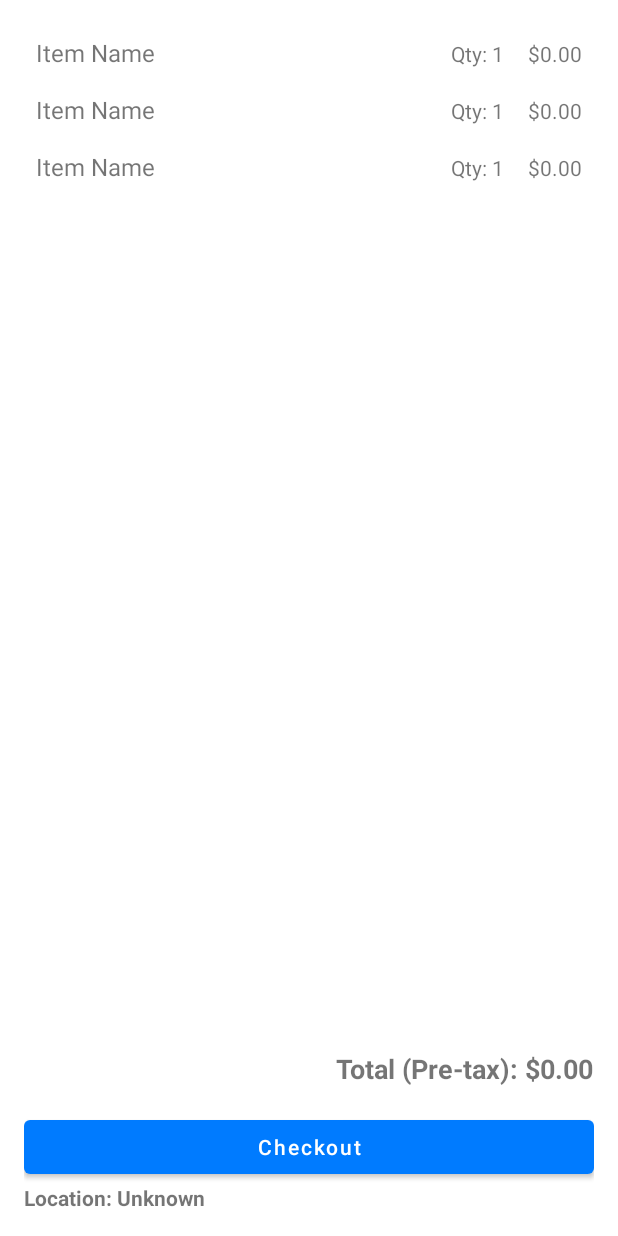
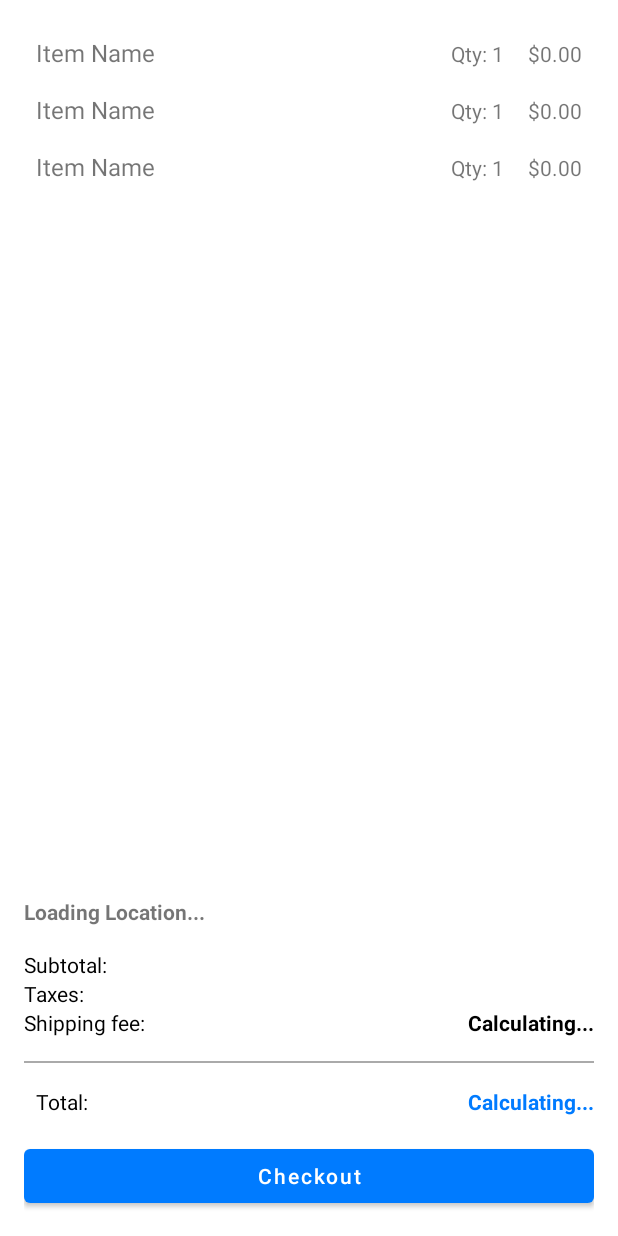
Before and after one commit to jon0z/kiosksimplified, an Android app built with Jetpack Compose: the layout fragment_cart.xml on its own in the app's theme, with its tools: preview values and no code run, on a phone screen of 412 x 824 dp. Run offline under Robolectric (Android 15) with nearby library versions, the phone set to English and light mode, and no system bars.

Commit message:
updated cart fragment

```diff
--- a/app/src/main/java/com/simplifiedkiosk/ui/itemdetails/ItemDetailsFragment.kt
+++ b/app/src/main/java/com/simplifiedkiosk/ui/itemdetails/ItemDetailsFragment.kt
@@ -54,7 +54,8 @@ class ItemDetailsFragment : Fragment() {
         // Load item details
         viewLifecycleOwner.lifecycleScope.launch {
             repeatOnLifecycle(Lifecycle.State.STARTED) {
-                itemDetailsViewModel.itemDetailsState.collectLatest { state ->
+                itemDetailsViewModel.itemDetailsState
+                    .collectLatest { state ->
                     when (state) {
                         is ItemDetailsState.SuccessLoadingProductDetails -> {
                             currentProduct = state.product
--- a/app/src/main/java/com/simplifiedkiosk/viewmodel/CartViewModel.kt
+++ b/app/src/main/java/com/simplifiedkiosk/viewmodel/CartViewModel.kt
@@ -29,8 +29,8 @@ class CartViewModel @Inject constructor(
     private val cartRepository: CartRepository
 ) : AndroidViewModel(application) {
 
-    private val _cartState = MutableStateFlow<CartState>(CartState.Loading)
-    val cartState: StateFlow<CartState> = _cartState
+    private val _cartState = MutableStateFlow<CartState?>(null)
+    val cartState: StateFlow<CartState?> = _cartState
 
     init {
         loadCartItems()
--- /dev/null
+++ b/app/src/main/res/layout/cart_calculation_details_layout.xml
@@ -0,0 +1,115 @@
+<?xml version="1.0" encoding="utf-8"?>
+<androidx.appcompat.widget.LinearLayoutCompat
+    xmlns:android="http://schemas.android.com/apk/res/android"
+    xmlns:tools="http://schemas.android.com/tools"
+    android:layout_width="match_parent"
+    android:layout_height="wrap_content"
+    android:orientation="vertical">
+
+    <androidx.appcompat.widget.LinearLayoutCompat
+        android:layout_width="match_parent"
+        android:layout_height="wrap_content"
+        android:orientation="horizontal"
+        android:weightSum="2">
+        <TextView
+            android:layout_width="0dp"
+            android:layout_height="match_parent"
+            android:id="@+id/subtotal_label"
+            android:layout_weight="1"
+            android:text="Subtotal:"
+            android:textColor="@android:color/black"
+            />
+
+        <TextView
+            android:layout_width="0dp"
+            android:layout_height="match_parent"
+            android:id="@+id/subtotal_textview"
+            android:layout_weight="1"
+            tools:text="$100,000.00"
+            android:gravity="end"
+            android:textStyle="bold"
+            android:textColor="@android:color/black"/>
+    </androidx.appcompat.widget.LinearLayoutCompat>
+
+    <androidx.appcompat.widget.LinearLayoutCompat
+        android:layout_width="match_parent"
+        android:layout_height="wrap_content"
+        android:orientation="horizontal"
+        android:weightSum="2">
+        <TextView
+            android:layout_width="0dp"
+            android:layout_height="match_parent"
+            android:id="@+id/taxes_label"
+            android:layout_weight="1"
+            android:text="Taxes:"
+            android:textColor="@android:color/black"
+            />
+
+        <TextView
+            android:layout_width="0dp"
+            android:layout_height="match_parent"
+            android:id="@+id/taxes_textview"
+            android:layout_weight="1"
+            tools:text="$100,000.00"
+            android:gravity="end"
+            android:textStyle="bold"
+            android:textColor="@android:color/black"/>
+    </androidx.appcompat.widget.LinearLayoutCompat>
+    <androidx.appcompat.widget.LinearLayoutCompat
+        android:layout_width="match_parent"
+        android:layout_height="wrap_content"
+        android:orientation="horizontal"
+        android:weightSum="2">
+        <TextView
+            android:layout_width="0dp"
+            android:layout_height="match_parent"
+            android:id="@+id/delivery_fee_label"
+            android:layout_weight="1"
+            android:text="Shipping fee:"
+            android:textColor="@android:color/black"
+            />
+
+        <TextView
+            android:layout_width="0dp"
+            android:layout_height="match_parent"
+            android:id="@+id/delivery_fee_textview"
+            android:layout_weight="1"
+            android:text="Calculating..."
+            android:gravity="end"
+            android:textStyle="bold"
+            android:textColor="@android:color/black"/>
+    </androidx.appcompat.widget.LinearLayoutCompat>
+
+    <View
+        android:layout_width="match_parent"
+        android:layout_height="1dp"
+        android:background="@android:color/darker_gray"
+        android:layout_marginTop="16dp"
+        android:layout_marginBottom="16dp"/>
+
+    <androidx.appcompat.widget.LinearLayoutCompat
+        android:layout_width="match_parent"
+        android:layout_height="wrap_content"
+        android:orientation="horizontal"
+        android:weightSum="2">
+        <TextView
+            android:layout_width="0dp"
+            android:layout_height="match_parent"
+            android:id="@+id/total_label"
+            android:layout_weight="1"
+            android:text="Total:"
+            android:layout_marginStart="8dp"
+            android:textColor="@android:color/black"
+            />
+
+        <TextView
+            android:layout_width="0dp"
+            android:layout_height="match_parent"
+            android:id="@+id/total_textview"
+            android:layout_weight="1"
+            android:text="Calculating..."
+            android:gravity="end"
+            android:textStyle="bold"
+            android:textColor="#007BFF"/>
+    </androidx.appcompat.widget.LinearLayoutCompat>
+</androidx.appcompat.widget.LinearLayoutCompat>
--- a/app/src/main/res/layout/fragment_cart.xml
+++ b/app/src/main/res/layout/fragment_cart.xml
@@ -1,53 +1,42 @@
 <?xml version="1.0" encoding="utf-8"?>
 <!-- res/layout/fragment_cart.xml -->
-<LinearLayout
+<RelativeLayout
     xmlns:android="http://schemas.android.com/apk/res/android"
     xmlns:tools="http://schemas.android.com/tools"
     android:layout_width="match_parent"
     android:layout_height="match_parent"
-    android:orientation="vertical"
     android:padding="16dp">
-
 
     <androidx.recyclerview.widget.RecyclerView
         android:id="@+id/cartRecyclerView"
         android:layout_width="match_parent"
-        android:layout_height="0dp"
-        android:layout_weight="1"
-        tools:listitem="@layout/cart_item_row" />
-
-    <androidx.appcompat.widget.LinearLayoutCompat
-        android:layout_width="match_parent"
         android:layout_height="wrap_content"
-        android:orientation="vertical">
-
-        <TextView
-            android:id="@+id/totalPriceTextView"
-            android:layout_width="wrap_content"
-            android:layout_height="wrap_content"
-            android:text="Total (Pre-tax): $0.00"
-            android:textSize="18sp"
-            android:textStyle="bold"
-            android:layout_gravity="end"/>
-
-        <Button
-            android:id="@+id/checkoutButton"
-            android:layout_width="match_parent"
-            android:layout_height="wrap_content"
-            android:text="Checkout"
-            android:textAllCaps="false"
-            android:layout_marginTop="16dp"/>
-
-    </androidx.appcompat.widget.LinearLayoutCompat>
+        tools:listitem="@layout/cart_item_row"
+        android:layout_alignParentTop="true"/>
 
     <TextView
         android:id="@+id/locationTextView"
         android:layout_width="wrap_content"
         android:layout_height="wrap_content"
-        android:text="Location: Unknown"
+        android:text="Loading Location..."
         android:textSize="14sp"
-        android:textStyle="bold"/>
+        android:textStyle="bold"
+        android:layout_marginBottom="16dp"
+        android:layout_marginTop="16dp"
+        android:layout_above="@id/cart_calculations_container"/>
 
+    <include layout="@layout/cart_calculation_details_layout"
+        android:id="@+id/cart_calculations_container"
+        android:layout_width="match_parent"
+        android:layout_height="wrap_content"
+        android:layout_above="@id/checkoutButton"/>
 
-
-</LinearLayout>
+    <Button
+        android:id="@+id/checkoutButton"
+        android:layout_width="match_parent"
+        android:layout_height="wrap_content"
+        android:text="Checkout"
+        android:textAllCaps="false"
+        android:layout_marginTop="16dp"
+        android:layout_alignParentBottom="true"/>
+</RelativeLayout>
```
Also changed, not shown: app/src/main/java/com/simplifiedkiosk/ui/cart/CartAdapter.kt (+39 -8 lines), app/src/main/java/com/simplifiedkiosk/ui/cart/CartFragment.kt (+45 -18 lines), app/src/main/java/com/simplifiedkiosk/ui/checkout/CheckoutFragment.kt (+34 -6 lines), app/src/main/java/com/simplifiedkiosk/viewmodel/CheckoutViewModel.kt (+60 -3 lines).
